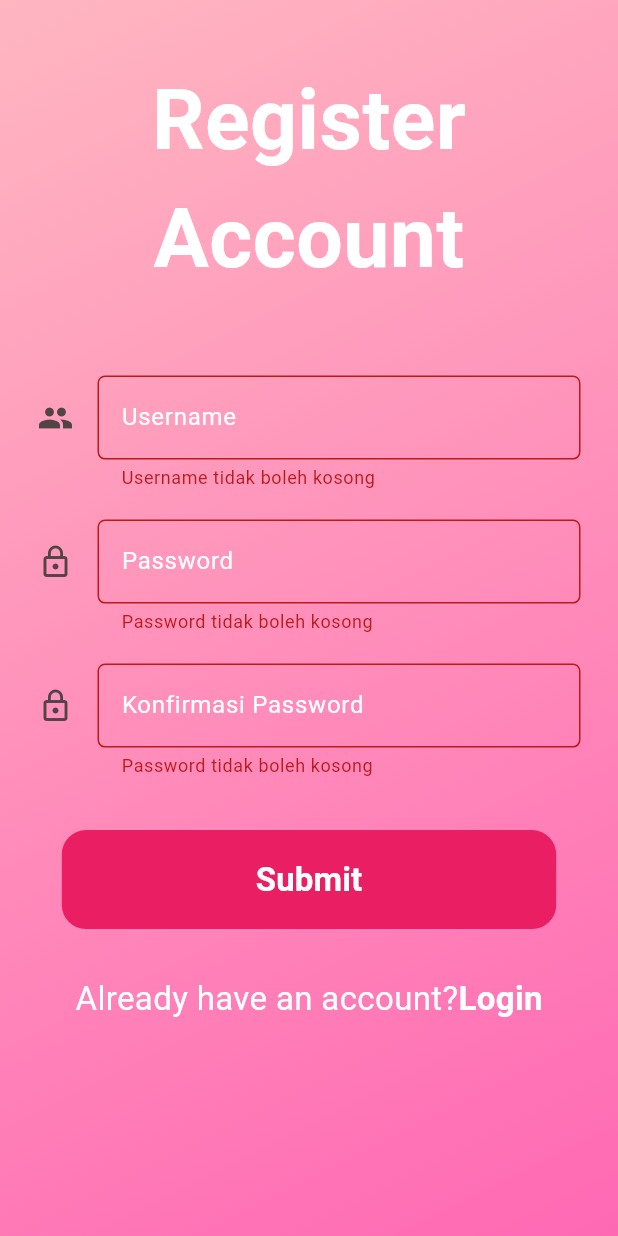
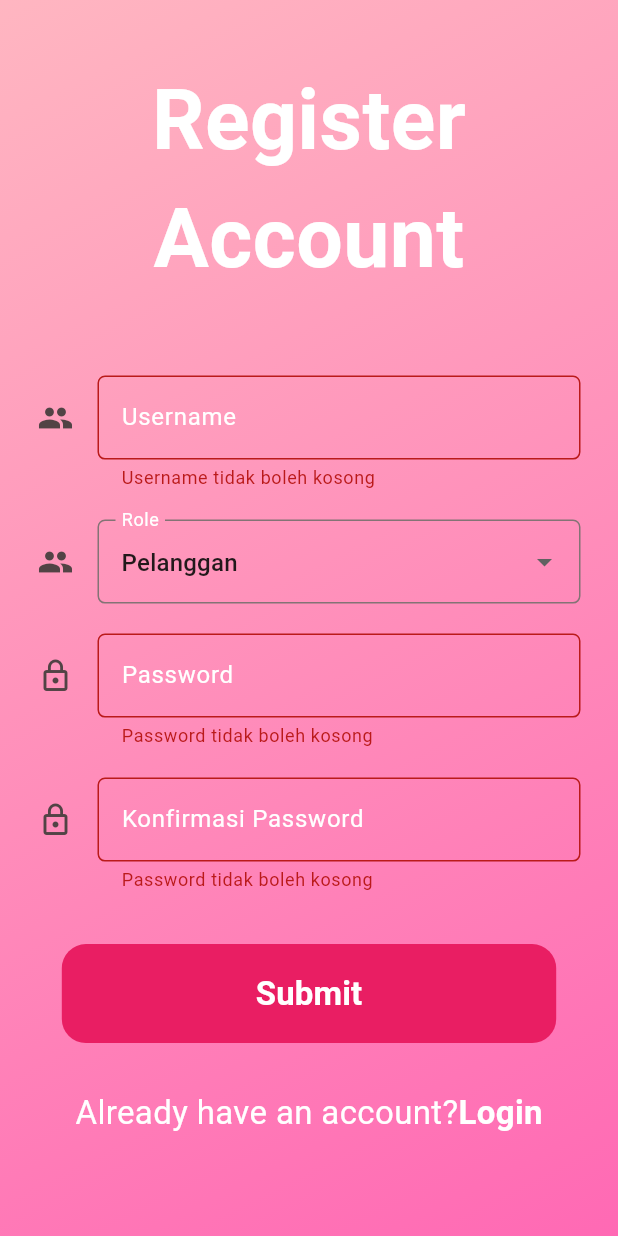
Before and after one commit to Ajiens/PurrfectPages-Flutter, a Flutter app: the RegisterPage screen opened directly, after a tap on "Submit", on a phone screen of 412 x 824 dp. Run offline on Flutter 3.47's test engine with Material 3 defaults, Android fonts, the phone set to English and light mode, and no system bars; missing offline and left inert: pbp_django_auth.

```diff
--- a/lib/main/register.dart
+++ b/lib/main/register.dart
@@ -21,6 +21,7 @@ class _RegisterPageState extends State<RegisterPage> {
   String username = "";
   String password1 = "";
   String password2 = "";
+  String selectedRole = "Pelanggan";
 
   @override
   Widget build(BuildContext context) {
@@ -101,6 +102,48 @@ class _RegisterPageState extends State<RegisterPage> {
                             validator: (value) {
                               if (value!.isEmpty) {
                                 return 'Username tidak boleh kosong';
+                              }
+                              return null;
+                            },
+                          ),
+                        ),
+                        Padding(
+                          padding: const EdgeInsets.symmetric(
+                            horizontal: 25.0,
+                            vertical: 10.0,
+                          ),
+                          child: DropdownButtonFormField<String>(
+                            value: selectedRole,
+                            decoration: InputDecoration(
+                              hintText: "Pilih Role Anda",
+                              labelText: "Role",
+                              labelStyle: const TextStyle(color: Colors.white),
+                              icon: const Icon(Icons.people),
+                              border: OutlineInputBorder(
+                                borderRadius: BorderRadius.circular(5.0),
+                              ),
+                              hintStyle: const TextStyle(color: Colors.white),
+                            ),
+                            items: ['Pelanggan', 'Karyawan'].map((String role) {
+                              return DropdownMenuItem<String>(
+                                value: role,
+                                child: Text(role),
+                              );
+                            }).toList(),
+                            onChanged: (String? value) {
+                              setState(() {
+                                selectedRole = value!;
+                              });
+                            },
+                            onSaved: (String? value) {
+                              setState(() {
+                                selectedRole = value!;
+                              });
+                            },
+                            autovalidateMode: AutovalidateMode.onUserInteraction,
+                            validator: (value) {
+                              if (value == null || value.isEmpty) {
+                                return 'Role harus dipilih';
                               }
                               return null;
                             },
```
